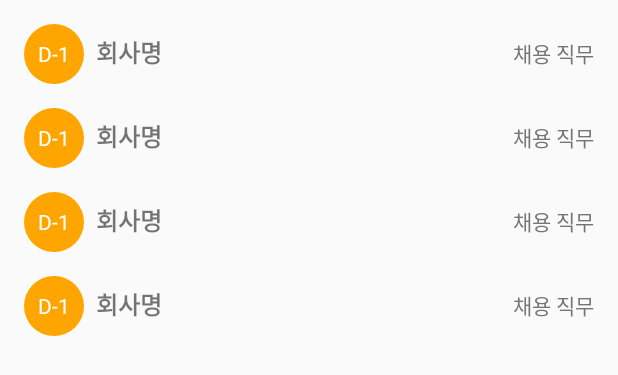
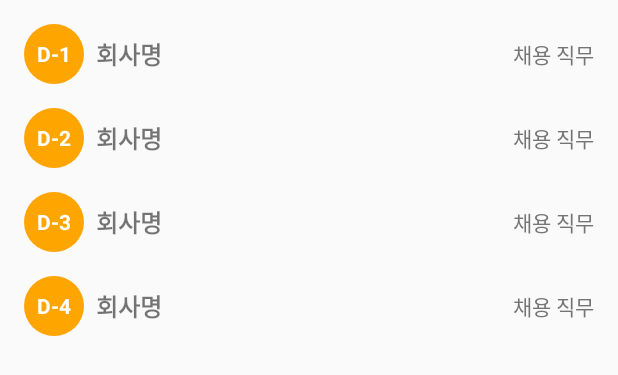
Before and after one commit to SSARY-ssafy/APP, an Android app built with Jetpack Compose: the layout item_job_page.xml on its own in the app's theme, with its tools: preview values and no code run, on a phone screen of 412 x 824 dp. Shown: the top 375 px of the screen. Run offline under Robolectric (Android 15) with nearby library versions, the phone set to English and light mode, and no system bars.

Commit message:
메인페이지 내 채용공고 수정

```diff
--- a/app/src/main/res/layout/item_job_page.xml
+++ b/app/src/main/res/layout/item_job_page.xml
@@ -9,8 +9,10 @@
         android:layout_width="match_parent"
         android:layout_height="wrap_content"
         android:orientation="horizontal"
-        android:padding="8dp">
+        android:padding="8dp"
+        android:gravity="center_vertical">
 
+        <!-- D-Day -->
         <TextView
             android:id="@+id/tv_d_day_1"
             android:layout_width="40dp"
@@ -18,25 +20,33 @@
             android:text="D-1"
             android:gravity="center"
             android:background="@drawable/bg_circle_orange"
-            android:textColor="@android:color/white"/>
+            android:textColor="@android:color/white"
+            android:textStyle="bold"/>
 
+        <!-- 회사명 -->
         <TextView
             android:id="@+id/tv_company_name_1"
             android:layout_width="0dp"
             android:layout_height="wrap_content"
-            android:layout_weight="1"
+            android:layout_weight="2"
             android:text="회사명"
             android:textSize="16sp"
             android:textStyle="bold"
-            android:paddingStart="8dp"/>
+            android:paddingStart="8dp"
+            android:singleLine="false"/>
 
+        <!-- 직무 -->
         <TextView
             android:id="@+id/tv_job_position_1"
-            android:layout_width="wrap_content"
+            android:layout_width="0dp"
             android:layout_height="wrap_content"
+            android:layout_weight="1"
             android:text="채용 직무"
             android:textSize="14sp"
-            android:textColor="#757575"/>
+            android:textColor="#757575"
+            android:maxLines="1"
+            android:ellipsize="end"
+            android:gravity="end"/>
     </LinearLayout>
 
     <!-- 두 번째 공고 -->
@@ -44,34 +54,41 @@
         android:layout_width="match_parent"
         android:layout_height="wrap_content"
         android:orientation="horizontal"
-        android:padding="8dp">
+        android:padding="8dp"
+        android:gravity="center_vertical">
 
         <TextView
             android:id="@+id/tv_d_day_2"
             android:layout_width="40dp"
             android:layout_height="wrap_content"
-            android:text="D-1"
+            android:text="D-2"
             android:gravity="center"
             android:background="@drawable/bg_circle_orange"
-            android:textColor="@android:color/white"/>
+            android:textColor="@android:color/white"
+            android:textStyle="bold"/>
 
         <TextView
             android:id="@+id/tv_company_name_2"
             android:layout_width="0dp"
             android:layout_height="wrap_content"
-            android:layout_weight="1"
+            android:layout_weight="2"
             android:text="회사명"
             android:textSize="16sp"
             android:textStyle="bold"
-            android:paddingStart="8dp"/>
+            android:paddingStart="8dp"
+            android:singleLine="false"/>
 
         <TextView
             android:id="@+id/tv_job_position_2"
-            android:layout_width="wrap_content"
+            android:layout_width="0dp"
             android:layout_height="wrap_content"
+            android:layout_weight="1"
             android:text="채용 직무"
             android:textSize="14sp"
-            android:textColor="#757575"/>
+            android:textColor="#757575"
+            android:maxLines="1"
+            android:ellipsize="end"
+            android:gravity="end"/>
     </LinearLayout>
 
     <!-- 세 번째 공고 -->
@@ -79,34 +96,41 @@
         android:layout_width="match_parent"
         android:layout_height="wrap_content"
         android:orientation="horizontal"
-        android:padding="8dp">
+        android:padding="8dp"
+        android:gravity="center_vertical">
 
         <TextView
             android:id="@+id/tv_d_day_3"
             android:layout_width="40dp"
             android:layout_height="wrap_content"
-            android:text="D-1"
+            android:text="D-3"
             android:gravity="center"
             android:background="@drawable/bg_circle_orange"
-            android:textColor="@android:color/white"/>
+            android:textColor="@android:color/white"
+            android:textStyle="bold"/>
 
         <TextView
             android:id="@+id/tv_company_name_3"
             android:layout_width="0dp"
             android:layout_height="wrap_content"
-            android:layout_weight="1"
+            android:layout_weight="2"
             android:text="회사명"
             android:textSize="16sp"
             android:textStyle="bold"
-            android:paddingStart="8dp"/>
+            android:paddingStart="8dp"
+            android:singleLine="false"/>
 
         <TextView
             android:id="@+id/tv_job_position_3"
-            android:layout_width="wrap_content"
+            android:layout_width="0dp"
             android:layout_height="wrap_content"
+            android:layout_weight="1"
             android:text="채용 직무"
             android:textSize="14sp"
-            android:textColor="#757575"/>
+            android:textColor="#757575"
+            android:maxLines="1"
+            android:ellipsize="end"
+            android:gravity="end"/>
     </LinearLayout>
 
     <!-- 네 번째 공고 -->
@@ -114,34 +138,41 @@
         android:layout_width="match_parent"
         android:layout_height="wrap_content"
         android:orientation="horizontal"
-        android:padding="8dp">
+        android:padding="8dp"
+        android:gravity="center_vertical">
 
         <TextView
             android:id="@+id/tv_d_day_4"
             android:layout_width="40dp"
             android:layout_height="wrap_content"
-            android:text="D-1"
+            android:text="D-4"
             android:gravity="center"
             android:background="@drawable/bg_circle_orange"
-            android:textColor="@android:color/white"/>
+            android:textColor="@android:color/white"
+            android:textStyle="bold"/>
 
         <TextView
             android:id="@+id/tv_company_name_4"
             android:layout_width="0dp"
             android:layout_height="wrap_content"
-            android:layout_weight="1"
+            android:layout_weight="2"
             android:text="회사명"
             android:textSize="16sp"
             android:textStyle="bold"
-            android:paddingStart="8dp"/>
+            android:paddingStart="8dp"
+            android:singleLine="false"/>
 
         <TextView
             android:id="@+id/tv_job_position_4"
-            android:layout_width="wrap_content"
+            android:layout_width="0dp"
             android:layout_height="wrap_content"
+            android:layout_weight="1"
             android:text="채용 직무"
             android:textSize="14sp"
-            android:textColor="#757575"/>
+            android:textColor="#757575"
+            android:maxLines="1"
+            android:ellipsize="end"
+            android:gravity="end"/>
     </LinearLayout>
 
 </LinearLayout>
```
Also changed, not shown: app/src/main/java/com/example/ssary/MainActivity.java (+42 -7 lines), app/src/main/java/com/example/ssary/MainJobAdapter.java (+7 -3 lines), app/src/main/res/layout/activity_main.xml (+11 -0 lines).
